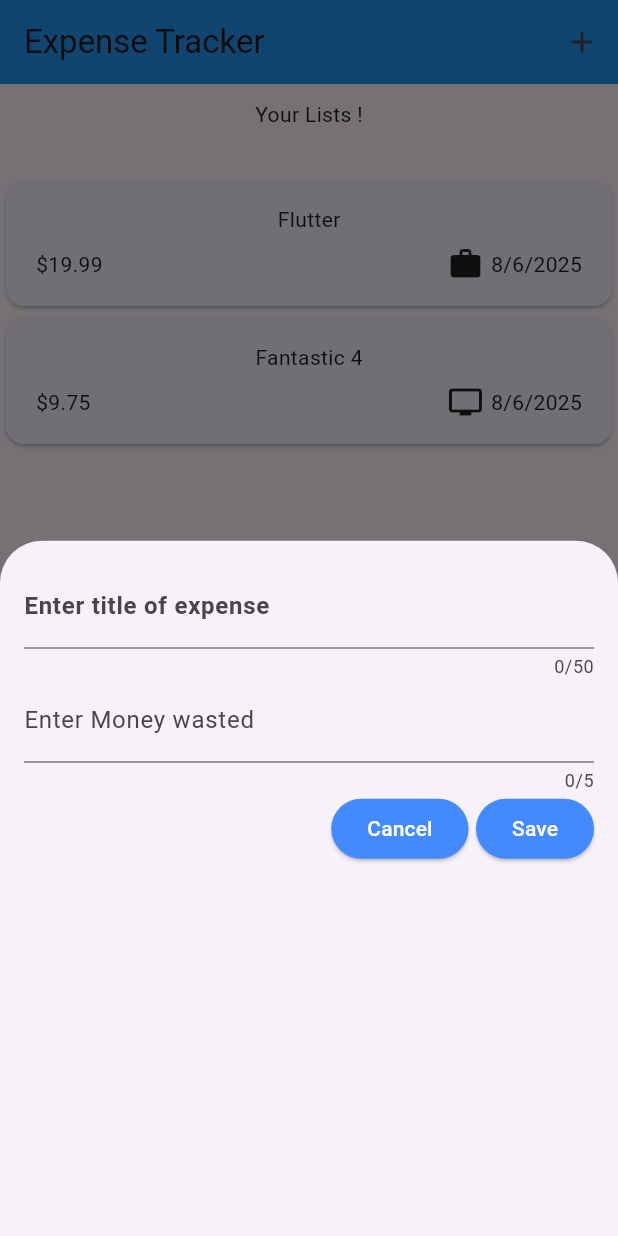
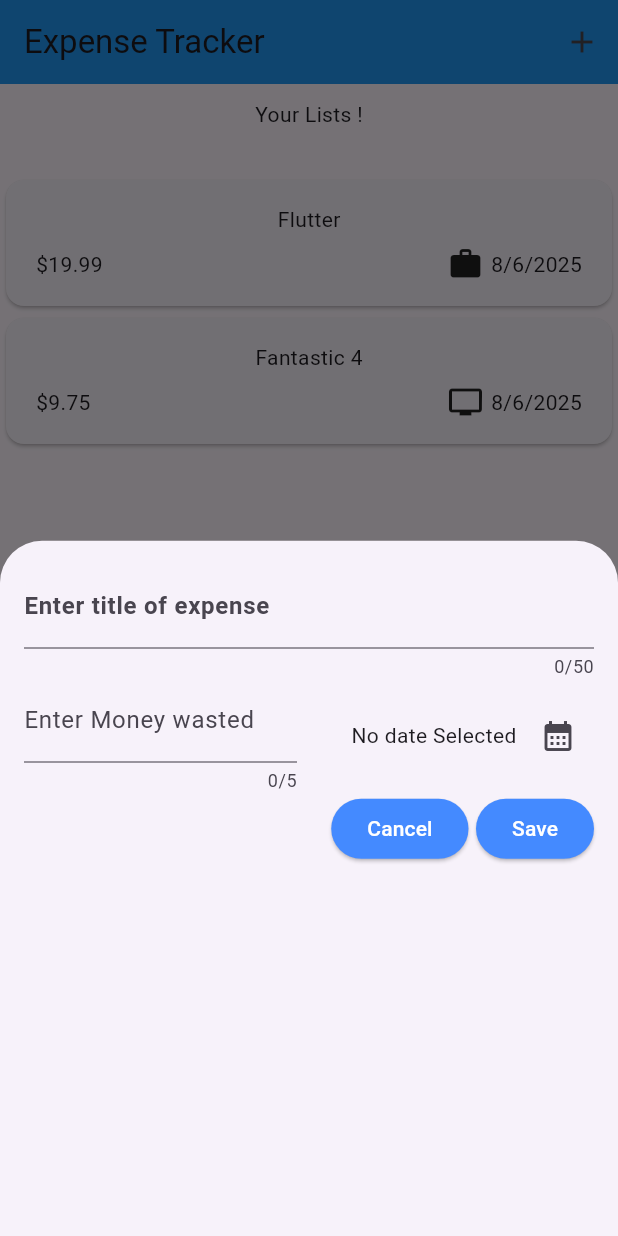
Before and after one commit to i-Abdulhaseeb/expense_tracker_app, a Flutter app: the screen it shows after launch, after a tap on the "add" icon, on a phone screen of 412 x 824 dp. Run offline on Flutter 3.47's test engine with Material 3 defaults, Android fonts, the phone set to English and light mode, and no system bars.

Commit message:
Closed button functionality added + date picker introduced

```diff
--- a/lib/main.dart
+++ b/lib/main.dart
@@ -1,10 +1,6 @@
 import 'package:flutter/material.dart';
 import 'package:expense_tracker_app/widgets/expenses.dart';
+
 void main() {
-  runApp(
-    MaterialApp(
-      theme: ThemeData(useMaterial3: true),
-      home: Expenses(), // <- This should just be a screen
-    ),
-  );
+  runApp(MaterialApp(theme: ThemeData(useMaterial3: true), home: Expenses()));
 }
--- a/lib/widgets/new_expense.dart
+++ b/lib/widgets/new_expense.dart
@@ -1,4 +1,5 @@
 import 'package:flutter/material.dart';
+import 'package:expense_tracker_app/model/expense.dart';
 
 class NewExpense extends StatefulWidget {
   @override
@@ -9,6 +10,7 @@ class NewExpense extends StatefulWidget {
 
 class _NewExpenseState extends State<NewExpense> {
   var _expenseEntered = '';
+  DateTime? _currentDate;
   void saveExpense(String ans) {
     _expenseEntered = ans;
   }
@@ -16,6 +18,19 @@ class _NewExpenseState extends State<NewExpense> {
   var _moneyWasted = 0;
   void saveMoneyWasted(String ans) {
     _moneyWasted = int.parse(ans);
+  }
+
+  void CalendarShow() async {
+    final now = DateTime.now();
+    final fDate = DateTime(now.year - 1, now.month, now.day);
+    final selected_Date = await showDatePicker(
+      context: context,
+      firstDate: fDate,
+      lastDate: now,
+    );
+    setState(() {
+      _currentDate = selected_Date;
+    });
   }
 
   @override
@@ -34,17 +49,47 @@ class _NewExpenseState extends State<NewExpense> {
               ),
             ),
           ),
-          TextField(
-            onChanged: saveMoneyWasted,
-            maxLength: 5,
-            keyboardType: TextInputType.number,
-            decoration: InputDecoration(label: Text("Enter Money wasted")),
+          Row(
+            children: [
+              Expanded(
+                child: TextField(
+                  onChanged: saveMoneyWasted,
+                  maxLength: 5,
+                  keyboardType: TextInputType.number,
+
+                  decoration: InputDecoration(
+                    prefixText: '\$',
+                    label: Text("Enter Money wasted"),
+                  ),
+                ),
+              ),
+              SizedBox(width: 16),
+              Expanded(
+                child: Row(
+                  mainAxisAlignment: MainAxisAlignment.end,
+                  children: [
+                    Text(
+                      _currentDate == null
+                          ? 'No date Selected '
+                          : formatter.format(_currentDate!),
+                    ),
+                    IconButton(
+                      onPressed: CalendarShow,
+                      icon: Icon(Icons.calendar_month),
+                    ),
+                  ],
+                ),
+              ),
+            ],
           ),
+
           Row(
             children: [
               Spacer(),
               ElevatedButton(
-                onPressed: () {},
+                onPressed: () {
+                  Navigator.pop(context);
+                },
                 style: ElevatedButton.styleFrom(
                   backgroundColor: Colors.blueAccent,
                   foregroundColor: Colors.white,
```
